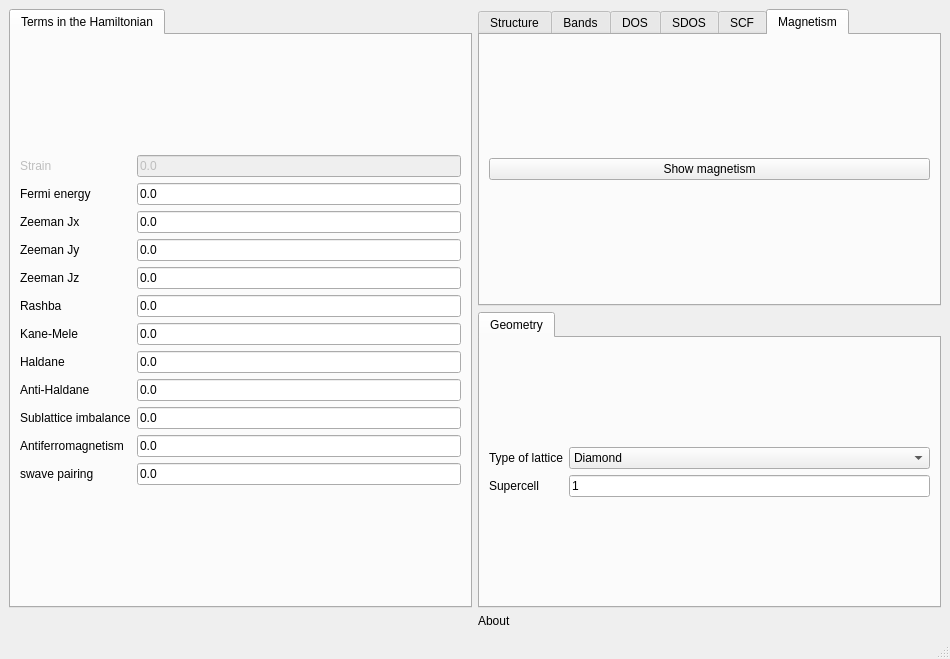
Qt form interface-pyqt/3d/interface.ui (joselado/quantum-lattice) before a commit.
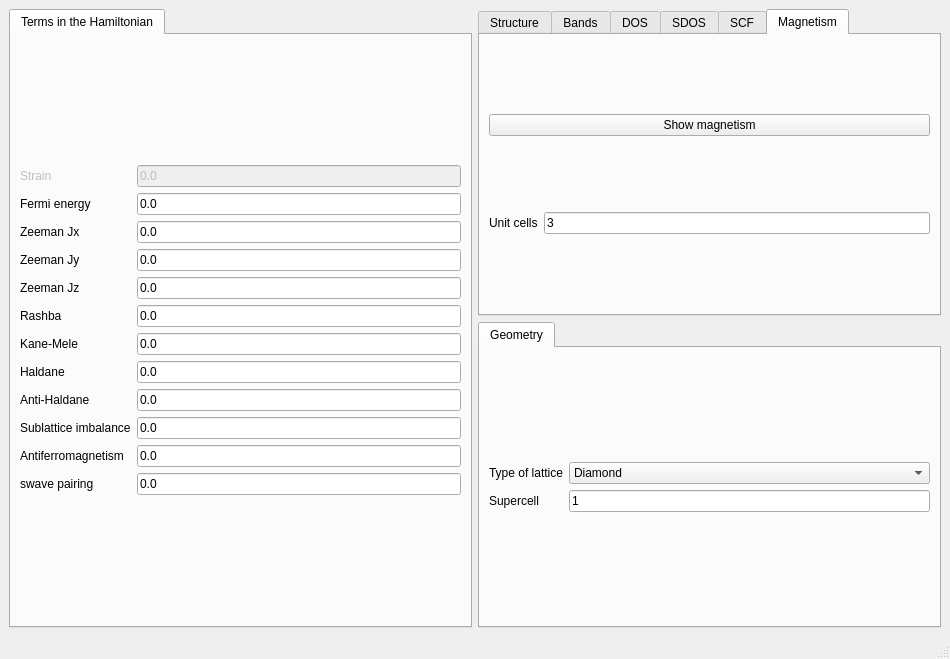
The same form after that commit. The open tabs and pages were chosen to show the change.

What changed in the file:
```diff
--- a/interface-pyqt/3d/interface.ui
+++ b/interface-pyqt/3d/interface.ui
@@ -607,7 +607,21 @@
         <string>Magnetism</string>
        </attribute>
        <layout class="QGridLayout" name="gridLayout_16">
-        <item row="0" column="0">
+        <item row="1" column="1">
+         <widget class="QLineEdit" name="magnetization_nrep">
+          <property name="text">
+           <string>3</string>
+          </property>
+         </widget>
+        </item>
+        <item row="1" column="0">
+         <widget class="QLabel" name="label_2">
+          <property name="text">
+           <string>Unit cells</string>
+          </property>
+         </widget>
+        </item>
+        <item row="0" column="0" colspan="2">
          <widget class="QPushButton" name="show_magnetism">
           <property name="text">
            <string>Show magnetism</string>
@@ -690,16 +704,6 @@
       </widget>
      </widget>
     </item>
-    <item row="2" column="1">
-     <widget class="QLabel" name="label_46">
-      <property name="toolTip">
-       <string>This module allows to compute heterostructures consisting of two different films. You have to specify the parameters of the two films</string>
-      </property>
-      <property name="text">
-       <string>About</string>
-      </property>
-     </widget>
-    </item>
    </layout>
   </widget>
   <widget class="QMenuBar" name="menubar">
```
Left out of the diff: 14 changed lines with no effect on the pictures.
